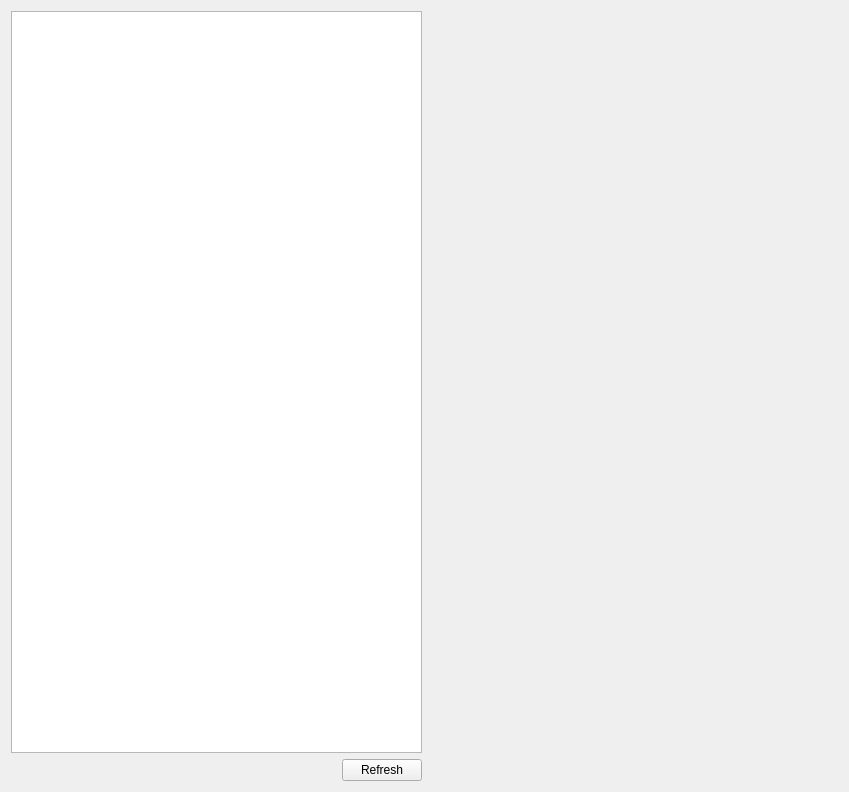
Old version of the form nplab/ui/hdf5_browser.ui in the repository nanophotonics/nplab.
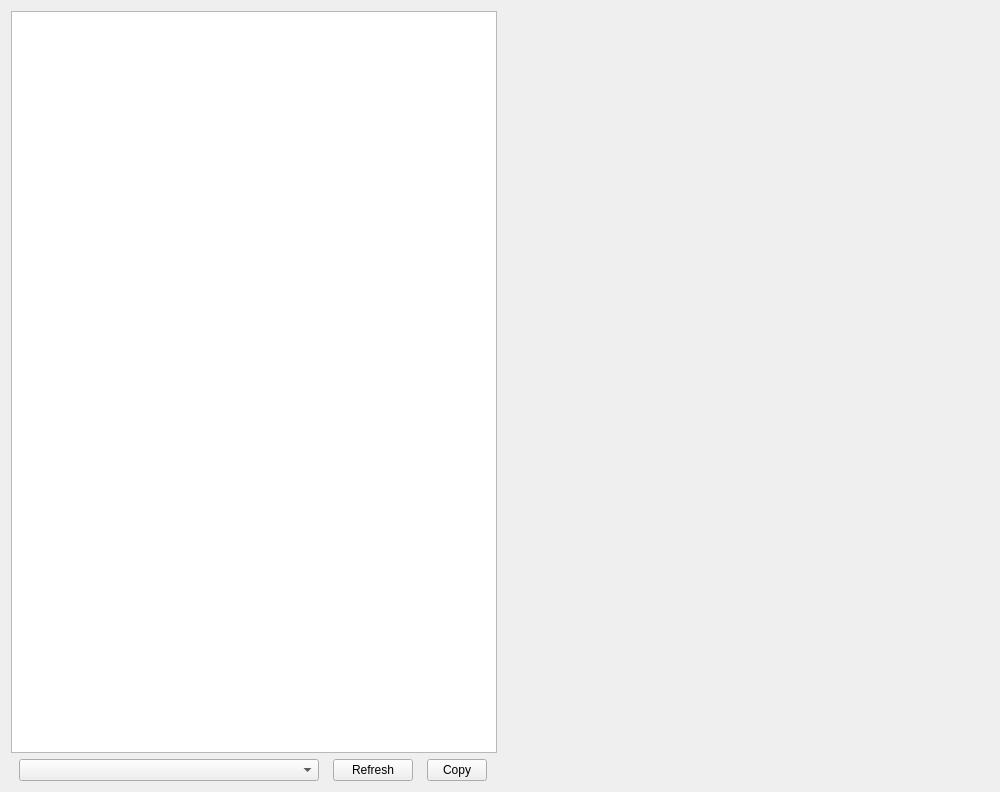
New version of the form.

Commit message: Updated the data browser to do many things

What changed in the file:
```diff
--- a/nplab/ui/hdf5_browser.ui
+++ b/nplab/ui/hdf5_browser.ui
@@ -6,7 +6,7 @@
    <rect>
     <x>0</x>
     <y>0</y>
-    <width>849</width>
+    <width>1000</width>
     <height>792</height>
    </rect>
   </property>
@@ -65,17 +65,20 @@
        <item>
         <layout class="QHBoxLayout" name="horizontalLayout">
          <item>
-          <spacer name="horizontalSpacer">
-           <property name="orientation">
-            <enum>Qt::Horizontal</enum>
+          <widget class="QComboBox" name="rendererselection">
+           <property name="minimumSize">
+            <size>
+             <width>300</width>
+             <height>0</height>
+            </size>
            </property>
-           <property name="sizeHint" stdset="0">
+           <property name="maximumSize">
             <size>
-             <width>40</width>
-             <height>20</height>
+             <width>282</width>
+             <height>16777215</height>
             </size>
            </property>
-          </spacer>
+          </widget>
          </item>
          <item>
           <widget class="QPushButton" name="refreshButton">
@@ -90,6 +93,31 @@
            </property>
           </widget>
          </item>
+         <item>
+          <widget class="QPushButton" name="CopyButton">
+           <property name="sizePolicy">
+            <sizepolicy hsizetype="Fixed" vsizetype="Fixed">
+             <horstretch>0</horstretch>
+             <verstretch>0</verstretch>
+            </sizepolicy>
+           </property>
+           <property name="minimumSize">
+            <size>
+             <width>50</width>
+             <height>0</height>
+            </size>
+           </property>
+           <property name="maximumSize">
+            <size>
+             <width>60</width>
+             <height>16777215</height>
+            </size>
+           </property>
+           <property name="text">
+            <string>Copy</string>
+           </property>
+          </widget>
+         </item>
         </layout>
        </item>
       </layout>
@@ -106,6 +134,12 @@
          <verstretch>0</verstretch>
         </sizepolicy>
        </property>
+       <property name="minimumSize">
+        <size>
+         <width>100</width>
+         <height>0</height>
+        </size>
+       </property>
       </widget>
      </item>
     </layout>
```
The commit also changes 2 other files.
